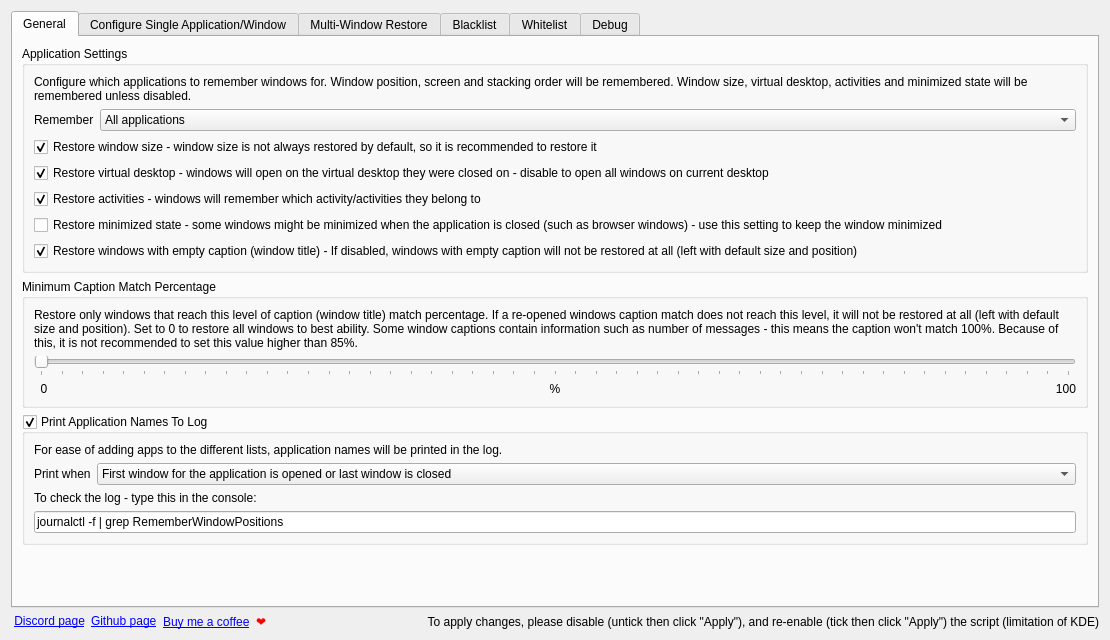
This is src/contents/ui/config.ui in rxappdev/RememberWindowPositions as Qt 5 draws it before an edit. The edited form follows.
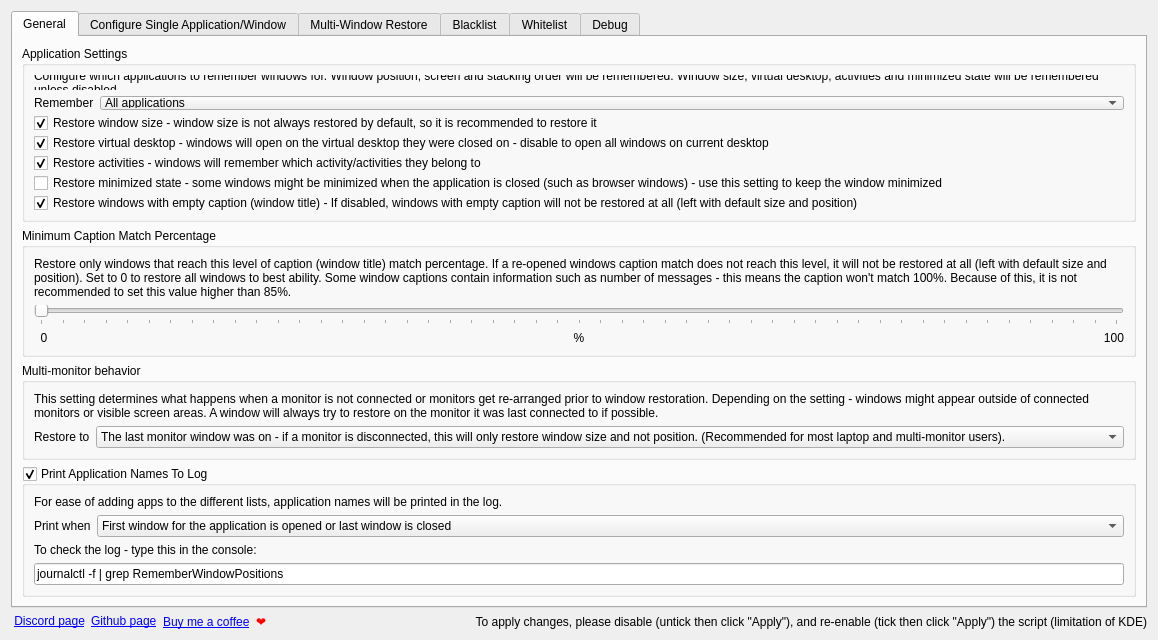
This is the edited form. Icons and pictures are not drawn.

Commit message:
Add support for disconnecting/rearranging monitors.
It is now possible to configure the script in System Setting to have a specific behavior
* Remember monitor and position - (Recommended for laptop and mutli-monitor users - new default)
* Remember global position - (Recommended for users with single monitor - old default)
* Remember port - such as HDMI or DP - (Recommended for office workers with flexible work spaces)

The edit to the form file:
```diff
--- a/src/contents/ui/config.ui
+++ b/src/contents/ui/config.ui
@@ -210,6 +210,55 @@
          </layout>
         </widget>
        </item>
+       <item>
+        <widget class="QGroupBox" name="groupBox">
+         <property name="title">
+          <string>Multi-monitor behavior</string>
+         </property>
+         <layout class="QVBoxLayout" name="verticalLayout_7">
+          <item>
+           <widget class="QLabel" name="label_4">
+            <property name="text">
+             <string>This setting determines what happens when a monitor is not connected or monitors get re-arranged prior to window restoration. Depending on the setting - windows might appear outside of connected monitors or visible screen areas. A window will always try to restore on the monitor it was last connected to if possible.</string>
+            </property>
+            <property name="wordWrap">
+             <bool>true</bool>
+            </property>
+           </widget>
+          </item>
+          <item>
+           <layout class="QFormLayout" name="formLayout">
+            <item row="1" column="0">
+             <widget class="QLabel" name="label_5">
+              <property name="text">
+               <string>Restore to</string>
+              </property>
+             </widget>
+            </item>
+            <item row="1" column="1">
+             <widget class="QComboBox" name="kcfg_multiMonitorType">
+              <item>
+               <property name="text">
+                <string>The last monitor window was on - if a monitor is disconnected, this will only restore window size and not position. (Recommended for most laptop and multi-monitor users).</string>
+               </property>
+              </item>
+              <item>
+               <property name="text">
+                <string>Last position - even if windows end up off-screen. (Recommended for users using a single monitor or a permanent configuration - faster than first option).</string>
+               </property>
+              </item>
+              <item>
+               <property name="text">
+                <string>Port the last monitor was connected to - if configuration changes, restore window based on connection/cable such as HDMI. (Recommended for office workers with flexible work spaces).</string>
+               </property>
+              </item>
+             </widget>
+            </item>
+           </layout>
+          </item>
+         </layout>
+        </widget>
+       </item>
        <item>
         <widget class="QGroupBox" name="kcfg_printApplicationNameToLog">
          <property name="title">
```
Left out of the diff: 1 changed line with no effect on the pictures. The commit also changes 3 other files.
